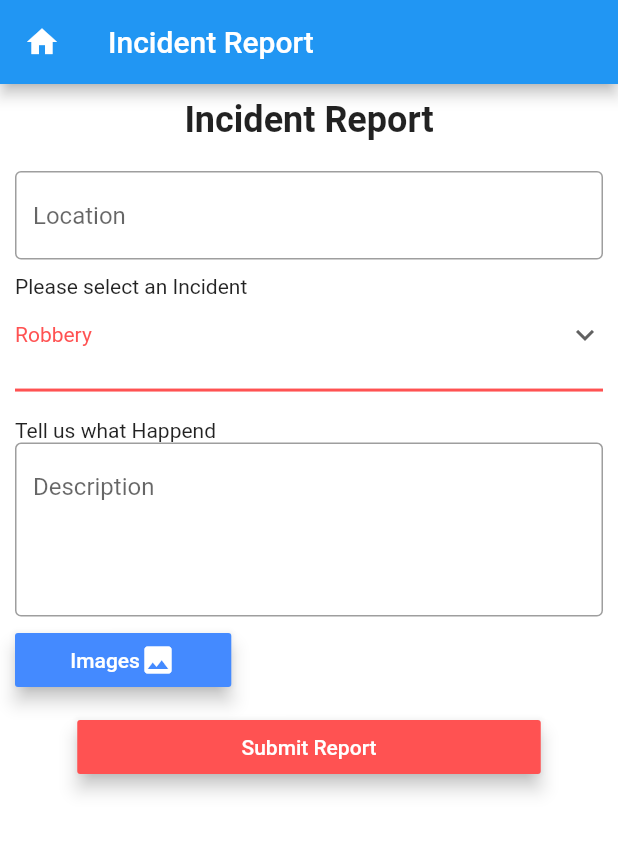
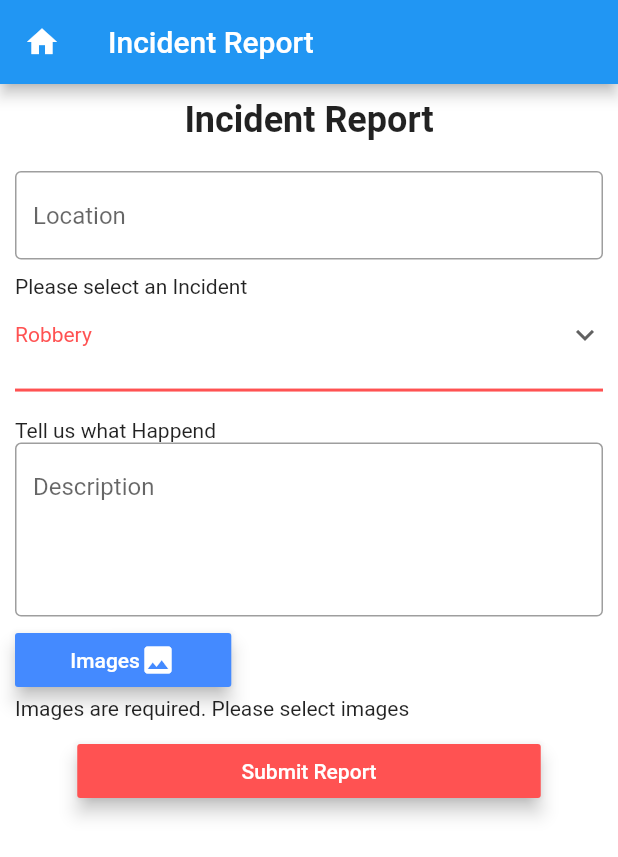
Before and after one commit to ianvillamia/SOSMAK, a Flutter app: the IncidentReportV2 screen opened directly with empty values, on a phone screen of 412 x 824 dp. Shown: the top 857 px of the screen. Run offline on Flutter 3.47's test engine with Material 2 defaults, Android fonts, the phone set to English and light mode, and no system bars; our stand-ins replace cloud_firestore, date_format, firebase_auth, firebase_core, firebase_storage, geocoding and 4 more; missing offline and left inert: flutter_polyline_points, geocoder, google_maps_webservice, multi_image_picker, nima, search_map_place; accounts and stored records are empty.

```diff
--- a/lib/models/incidentmodel.dart
+++ b/lib/models/incidentmodel.dart
@@ -5,7 +5,7 @@ class IncidentModel {
   String date;
   String incident;
   String desc;
-  List images = [];
+  List imageUrls = [];
   int status;
   String reporterRef;
 
@@ -14,7 +14,7 @@ class IncidentModel {
     this.date = doc.data()['date'] ?? '';
     this.incident = doc.data()['incident'] ?? '';
     this.desc = doc.data()['desc'] ?? '';
-    this.images = doc.data()['images'] ?? [];
+    this.imageUrls = doc.data()['imageUrls'] ?? [];
     this.status = doc.data()['status'];
     this.reporterRef = doc.data()['reporterRef'] ?? '';
   }
@@ -27,7 +27,7 @@ class IncidentModel {
       'date': this.date,
       'incident': this.incident,
       'desc': this.desc,
-      'images': this.images,
+      'images': this.imageUrls,
       'status': 0 //0 1 2
     };
   }
--- a/lib/screens/admin/incidentReportsAdmin/bottomSheet.dart
+++ b/lib/screens/admin/incidentReportsAdmin/bottomSheet.dart
@@ -95,7 +95,7 @@ class _IncidentReportBottomSheetState extends State<IncidentReportBottomSheet> {
                             ),
                             buildText(
                                 title: 'Image/s: ',
-                                data: '${widget.incident.images.length}'),
+                                data: '${widget.incident.imageUrls.length}'),
                             getImages(doc: widget.doc),
                           ],
                         ),
--- a/lib/screens/auth_screens/signup.dart
+++ b/lib/screens/auth_screens/signup.dart
@@ -45,10 +45,10 @@ class _SignupState extends State<Signup> {
                 Align(
                   alignment: Alignment.center,
                   child: Container(
-                      width: size.width * .3,
-                      height: size.height * .2,
+                      width: size.width * .35,
+                      height: size.height * .25,
                       child: Image.asset(
-                        'assets/sos-mak.png',
+                        'assets/sosmakLogo.png',
                         fit: BoxFit.cover,
                       )),
                 ),
--- a/lib/screens/incident_report/incidentReport.dart
+++ b/lib/screens/incident_report/incidentReport.dart
@@ -120,6 +120,7 @@ class _IncidentReportState extends State<IncidentReport> {
 
   List<Asset> images = List<Asset>();
   List imageUrls = [];
+  // ignore: unused_field
   String _error = 'No Error Dectected';
   User firebaseUser;
   Future checkCurrentReport(String uid) async {
@@ -453,7 +454,7 @@ class _IncidentReportState extends State<IncidentReport> {
           incident.location = locationController.text;
           incident.date = '${dateController.text}, ${timeController.text}';
           incident.incident = _selectedIncident.name;
-          incident.images = images;
+          incident.imageUrls = images;
           incident.status = 0;
           incident.desc = descController.text;
           incident.reporterRef = firebaseUser.uid;
--- a/lib/screens/incident_report/incidentReportv2.dart
+++ b/lib/screens/incident_report/incidentReportv2.dart
@@ -89,7 +89,7 @@ class _IncidentReportV2State extends State<IncidentReportV2> {
                   crossAxisAlignment: CrossAxisAlignment.center,
                   children: [
                     CircularProgressIndicator(),
-                    Text('please wait'),
+                    Text('Please wait..'),
                   ],
                 ),
               )
@@ -160,7 +160,7 @@ class _IncidentReportV2State extends State<IncidentReportV2> {
     return Container(
       width: size.width,
       child: TextFormField(
-          textCapitalization: TextCapitalization.words,
+          textCapitalization: TextCapitalization.sentences,
           validator: (value) {
             if (value.isEmpty) {
               return 'Please enter some text';
@@ -232,29 +232,27 @@ class _IncidentReportV2State extends State<IncidentReportV2> {
   }
 
   _imagePreviews() {
-    if (this.images.length != 0) {
+    if (this.images.length == 0) {
+      return Container(
+        child: Text('Images are required. Please select images'),
+      );
+    } else {
       return Container(
         width: size.width,
         height: size.height * .18,
-        child: images.length == 0
-            ? Container(
-                child: Text('Images are required. Please select images'),
-              )
-            : ListView.builder(
-                scrollDirection: Axis.horizontal,
-                itemCount: images.length,
-                itemBuilder: (BuildContext context, int index) => Padding(
-                      padding: const EdgeInsets.all(5.0),
-                      child: AssetThumb(
-                        height: 300,
-                        width: 300,
-                        asset: images[index],
-                      ),
-                    )),
-      );
-    } else {
-      return Container(
-        color: Colors.blue,
+        child: ListView(
+            scrollDirection: Axis.horizontal,
+            children: images.map<Widget>((image) {
+              Asset asset = image;
+              return Padding(
+                padding: EdgeInsets.all(8),
+                child: AssetThumb(
+                  asset: asset,
+                  width: 300,
+                  height: 300,
+                ),
+              );
+            }).toList()),
       );
     }
   }
@@ -262,6 +260,7 @@ class _IncidentReportV2State extends State<IncidentReportV2> {
   //
   Future<void> loadAssets() async {
     List<Asset> resultList = List<Asset>();
+    // ignore: unused_local_variable
     String error = 'No Error Dectected';
 
     try {
--- a/lib/screens/incident_report/incidentTools.dart
+++ /dev/null
@@ -1 +0,0 @@
-class IncidentTools {}
--- a/lib/services/firestore_service.dart
+++ b/lib/services/firestore_service.dart
@@ -72,7 +72,7 @@ class UserService {
     String fileName = date.toString();
 
     return await firebase_storage.FirebaseStorage.instance
-        .ref('uploads/chat/$fileName.png')
+        .ref('uploads/$fileName.png')
         .putFile(file);
   }
 
--- a/pubspec.yaml
+++ b/pubspec.yaml
@@ -63,7 +63,7 @@ dev_dependencies:
 flutter_icons:
   android: "launcher_icon"
   ios: true
-  image_path: "assets/sos-mak.png"
+  image_path: "assets/sosmakLogo.png"
 # The following section is specific to Flutter.
 flutter:
 
```
Also changed, not shown: lib/screens/auth_screens/login.dart (+5 -5 lines), lib/screens/incident_report/currentIncident.dart (+37 -3 lines), assets/sosmakLogo.png (added), 20 other files.
